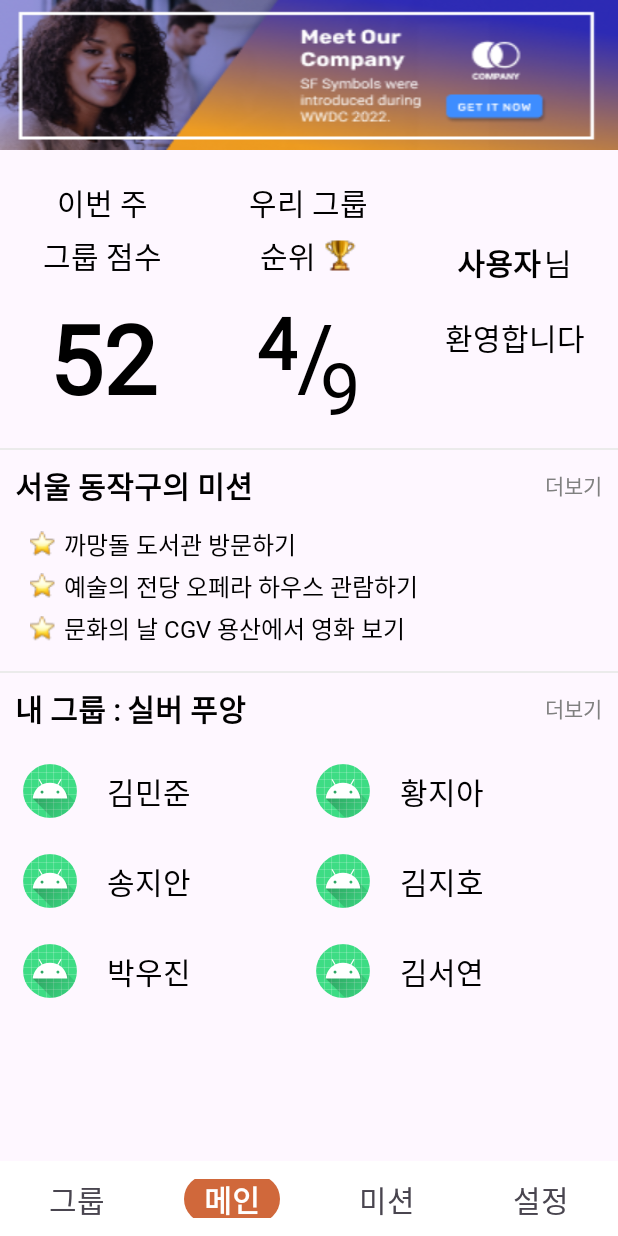
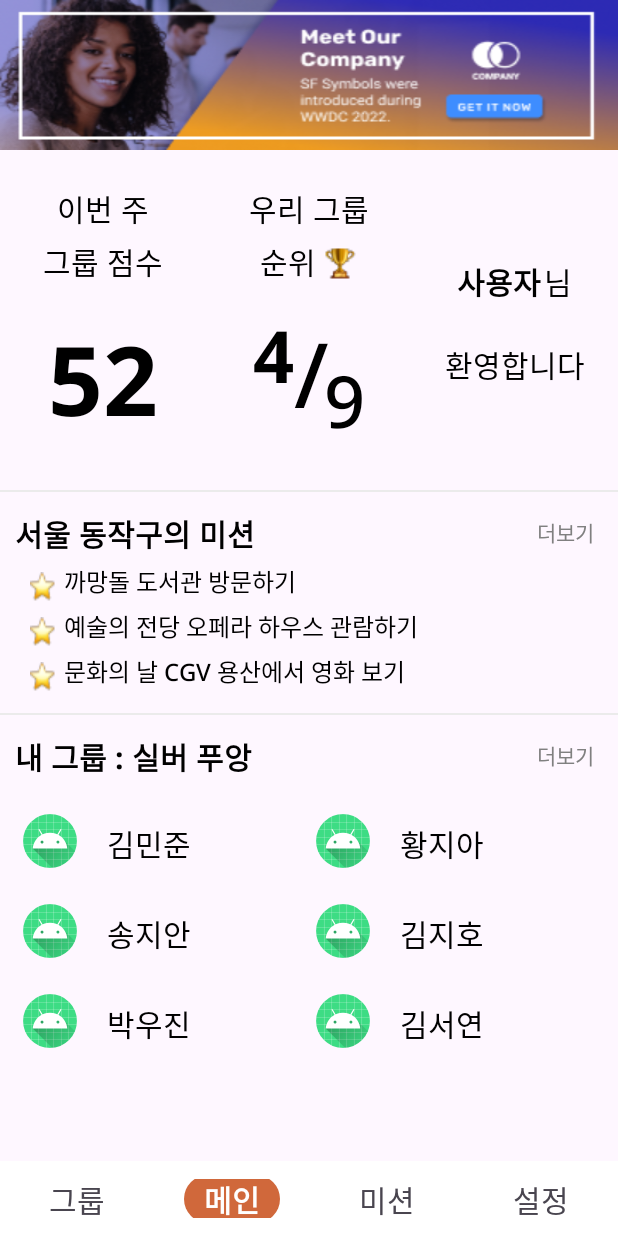
Before and after one commit to activedg/Silver_Together, an Android app: the screen it shows after launch (MainActivity), on a phone screen of 412 x 824 dp. Run offline under Robolectric (Android 15) with nearby library versions, the phone set to English and light mode, and no system bars; our stand-ins replace CircleImageView, data binding.

Commit message:
[UPD] Font Change

```diff
--- a/app/src/main/res/font/applegothic_bold.xml
+++ b/app/src/main/res/font/app_font.xml
@@ -1,7 +1,11 @@
 <?xml version="1.0" encoding="utf-8"?>
 <font-family xmlns:android="http://schemas.android.com/apk/res/android">
     <font
-        android:font="@font/applesdgothicneo_bold"
+        android:font="@font/notosans_bold"
+        android:fontStyle="normal"
+        android:fontWeight="1000" />
+    <font
+        android:font="@font/notosans_medium"
         android:fontStyle="normal"
         android:fontWeight="400" />
 </font-family>
--- a/app/src/main/res/font/applegothic_regular.xml
+++ /dev/null
@@ -1,7 +0,0 @@
-<?xml version="1.0" encoding="utf-8"?>
-<font-family xmlns:android="http://schemas.android.com/apk/res/android">
-    <font
-        android:font="@font/applesdgothicneo_regular"
-        android:fontStyle="normal"
-        android:fontWeight="400" />
-</font-family>
--- a/app/src/main/res/layout/fragment_home.xml
+++ b/app/src/main/res/layout/fragment_home.xml
@@ -13,7 +13,7 @@
     <LinearLayout
         android:id="@+id/layout_main_info"
         android:layout_width="match_parent"
-        android:layout_height="200dp"
+        android:layout_height="wrap_content"
         android:orientation="horizontal"
         app:layout_constraintTop_toBottomOf="@id/iv_home_banner">
         <LinearLayout
@@ -27,8 +27,13 @@
                 android:layout_height="wrap_content"
                 android:gravity="center_horizontal"
                 android:layout_marginTop="20dp"
-                android:lineSpacingExtra="5dp"
-                android:text="이번 주\n그룹 점수"
+                android:text="이번 주"
+                android:textSize="20sp"/>
+            <TextView
+                android:layout_width="wrap_content"
+                android:layout_height="wrap_content"
+                android:gravity="center_horizontal"
+                android:text="그룹 점수"
                 android:textSize="20sp"/>
             <TextView
                 android:id="@+id/tv_home_group_score"
@@ -37,7 +42,6 @@
                 android:text="52"
                 android:textSize="64sp"
                 android:textStyle="bold"
-                android:layout_marginTop="10dp"
                 android:layout_marginBottom="25dp"/>
         </LinearLayout>
         <LinearLayout
@@ -55,8 +59,7 @@
                 android:textSize="20sp"/>
             <LinearLayout
                 android:layout_width="wrap_content"
-                android:layout_height="wrap_content"
-                android:layout_marginTop="5dp">
+                android:layout_height="wrap_content">
                 <TextView
                     android:text="순위"
                     android:textSize="20sp"
@@ -64,14 +67,16 @@
                     android:layout_height="wrap_content"/>
                 <ImageView
                     android:src="@drawable/ic_rank"
+                    android:paddingTop="5dp"
                     android:layout_marginStart="5dp"
+                    android:layout_gravity="bottom"
+                    android:scaleType="fitCenter"
                     android:layout_width="wrap_content"
                     android:layout_height="match_parent"/>
             </LinearLayout>
             <androidx.constraintlayout.widget.ConstraintLayout
                 android:layout_width="wrap_content"
-                android:layout_height="wrap_content"
-                android:layout_marginTop="10dp">
+                android:layout_height="wrap_content">
                 <TextView
                     android:id="@+id/tv_home_group_rating"
                     android:layout_width="wrap_content"
@@ -97,7 +102,7 @@
                     android:layout_height="wrap_content"
                     android:text="9"
                     android:textSize="48sp"
-                    android:layout_marginStart="15dp"
+                    android:layout_marginStart="20dp"
                     android:layout_marginTop="30dp"
                     app:layout_constraintTop_toTopOf="parent"
                     app:layout_constraintStart_toEndOf="@id/tv_home_group_rating"/>
@@ -161,7 +166,7 @@
             app:layout_constraintStart_toStartOf="parent"/>
         <TextView
             android:id="@+id/tv_home_mission_more"
-            android:layout_width="60dp"
+            android:layout_width="70dp"
             android:layout_height="50dp"
             android:text="더보기"
             android:gravity="center_vertical|center_horizontal"
@@ -173,7 +178,6 @@
         <LinearLayout
             android:layout_width="match_parent"
             android:layout_height="0dp"
-            android:layout_marginTop="10dp"
             android:layout_marginBottom="15dp"
             android:orientation="vertical"
             app:layout_constraintTop_toBottomOf="@id/tv_home_mission_place"
@@ -187,8 +191,10 @@
                 android:layout_weight="1">
                 <ImageView
                     android:layout_width="wrap_content"
-                    android:layout_height="match_parent"
+                    android:layout_height="20dp"
                     android:src="@drawable/ic_star"
+                    android:scaleType="fitXY"
+                    android:layout_gravity="bottom"
                     android:layout_marginEnd="5dp"/>
                 <TextView
                     android:id="@+id/tv_home_mission1"
@@ -196,6 +202,7 @@
                     android:textSize="16sp"
                     android:maxLines="1"
                     android:ellipsize="end"
+                    android:layout_gravity="center_vertical"
                     android:gravity="center_vertical"
                     android:layout_width="wrap_content"
                     android:layout_height="match_parent"/>
@@ -209,7 +216,9 @@
                 android:layout_weight="1">
                 <ImageView
                     android:layout_width="wrap_content"
-                    android:layout_height="match_parent"
+                    android:layout_height="20dp"
+                    android:scaleType="fitXY"
+                    android:layout_gravity="bottom"
                     android:src="@drawable/ic_star"
                     android:layout_marginEnd="5dp"/>
                 <TextView
@@ -231,8 +240,10 @@
                 android:layout_weight="1">
                 <ImageView
                     android:layout_width="wrap_content"
-                    android:layout_height="match_parent"
+                    android:layout_height="20dp"
                     android:src="@drawable/ic_star"
+                    android:scaleType="fitXY"
+                    android:layout_gravity="bottom"
                     android:layout_marginEnd="5dp"/>
                 <TextView
                     android:id="@+id/tv_home_mission3"
@@ -264,8 +275,8 @@
             android:layout_height="wrap_content"
             android:layout_margin="10dp"
             android:textSize="20sp"
-            android:fontFamily="@font/applegothic_bold"
             android:textStyle="bold"
+            android:fontFamily="@font/notosans_bold"
             app:layout_constraintTop_toTopOf="parent"
             app:layout_constraintStart_toStartOf="parent"/>
         <TextView
@@ -280,7 +291,7 @@
             app:layout_constraintStart_toEndOf="@id/tv_home_group_my"/>
         <TextView
             android:id="@+id/tv_home_group_more"
-            android:layout_width="60dp"
+            android:layout_width="70dp"
             android:layout_height="50dp"
             android:text="더보기"
             android:gravity="center_vertical|center_horizontal"
--- a/app/src/main/res/values/themes.xml
+++ b/app/src/main/res/values/themes.xml
@@ -20,7 +20,7 @@
         <item name="bottomNavigationStyle">@style/Widget.App.BottomNavigationView</item>
         <!-- Text Color and Font. -->
         <item name="android:textColor">@color/black</item>
-        <item name="fontFamily">@font/applegothic_regular</item>
+        <item name="fontFamily">@font/app_font</item>
     </style>
 
     <style name="Widget.App.BottomNavigationView" parent="Widget.Material3.BottomNavigationView">
@@ -44,6 +44,6 @@
     <!-- active tab icon style -->
     <style name="TextAppearance.BottomNavigationView.Active">
         <item name="android:textSize">20dp</item>
-        <item name="fontFamily">@font/applegothic_bold</item>
+        <item name="fontFamily">@font/notosans_bold</item>
     </style>
 </resources>
```
Also changed, not shown: app/src/main/res/font/notosans_bold.ttf (added), app/src/main/res/font/notosans_medium.ttf (added), 2 other files.
